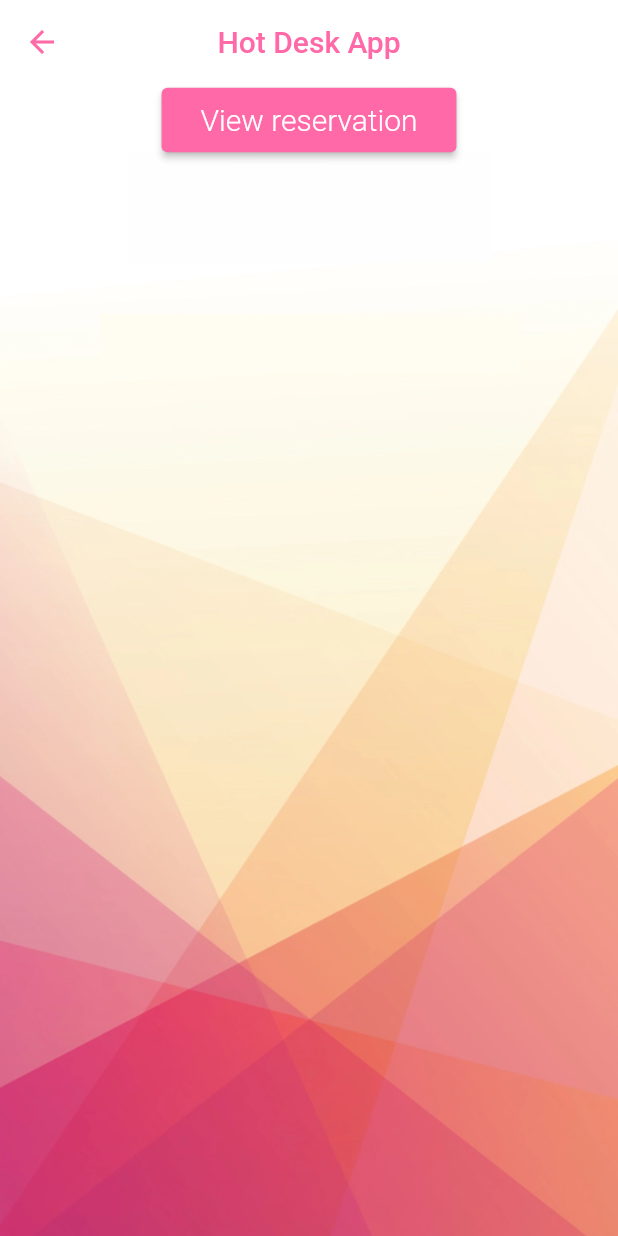
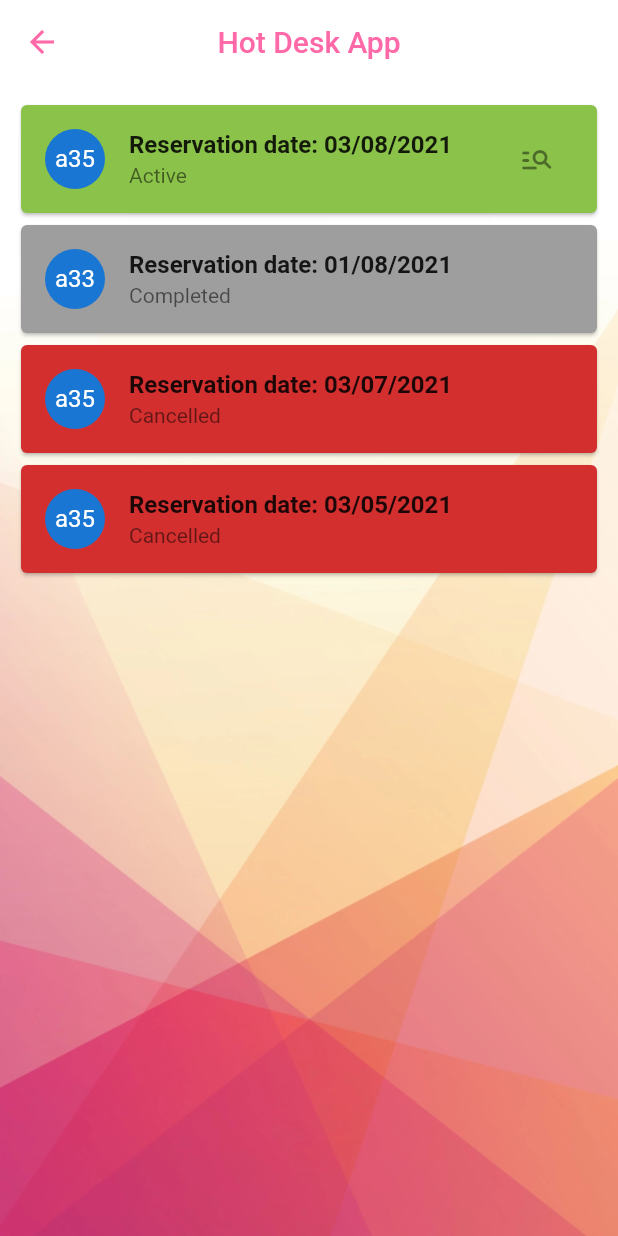
Before and after one commit to HomerMadriz/HotDeskApp, a Flutter app: the ReservationsPage screen opened directly, on a phone screen of 412 x 824 dp. Run offline on Flutter 3.47's test engine with Material 2 defaults, Android fonts, the light colour scheme and no system bars; our stand-ins replace equatable, table_calendar; network calls fail; Roboto replaces fonts that are missing (Barlow-Regular).

Commit message:
New feature: Reservations page

```diff
--- a/lib/booking_page.dart
+++ b/lib/booking_page.dart
@@ -1,5 +1,6 @@
 import 'package:flutter/material.dart';
 import 'package:hot_desk_app/reservation_page.dart';
+import 'package:intl/intl.dart';
 
 class BookingPage extends StatefulWidget {
   BookingPage({Key? key}) : super(key: key);
@@ -58,7 +59,7 @@ class _BookingPageState extends State<BookingPage> {
                     mainAxisAlignment: MainAxisAlignment.spaceBetween,
                     mainAxisSize: MainAxisSize.max,
                     children: [
-                      Text('${selectedDate.toLocal()}'),
+                      Text(DateFormat('dd/MM/yyyy').format(selectedDate)),
                       const Icon(Icons.calendar_today_sharp)
                     ],
                   ),
@@ -96,7 +97,7 @@ class _BookingPageState extends State<BookingPage> {
                   ElevatedButton(
                     style: ButtonStyle(
                       backgroundColor: MaterialStateProperty.all(
-                        Color.fromARGB(255, 255, 105, 167),
+                        const Color.fromARGB(255, 255, 105, 167),
                       ),
                     ),
                     onPressed: () {
--- /dev/null
+++ b/lib/models/reservation.dart
@@ -0,0 +1,34 @@
+import 'package:equatable/equatable.dart';
+
+class Reservation extends Equatable {
+  final String? status;
+  final String? desk;
+  final DateTime? reservationDate;
+
+  const Reservation({
+    this.desk,
+    this.reservationDate,
+    this.status,
+  });
+
+  factory Reservation.fromJson(Map<String, dynamic> json) => Reservation(
+        status: json['status'] as String?,
+        desk: json['desk'] as String?,
+        reservationDate: json['reservationDate'] as DateTime?,
+      );
+
+  Map<String, dynamic> toJson() => {
+        'status': status,
+        'desk': desk,
+        'reservationDate': reservationDate,
+      };
+
+  @override
+  List<Object?> get props {
+    return [
+      status,
+      desk,
+      reservationDate,
+    ];
+  }
+}
--- a/lib/reservations_page.dart
+++ b/lib/reservations_page.dart
@@ -1,10 +1,45 @@
 // ignore_for_file: prefer_const_constructors
 
 import 'package:flutter/material.dart';
+import 'package:hot_desk_app/models/reservation.dart';
 import 'package:hot_desk_app/reservation_page.dart';
+import 'package:intl/intl.dart';
 
-class ReservationsPage extends StatelessWidget {
+class ReservationsPage extends StatefulWidget {
   const ReservationsPage({Key? key}) : super(key: key);
+
+  @override
+  State<ReservationsPage> createState() => _ReservationsPageState();
+}
+
+class _ReservationsPageState extends State<ReservationsPage> {
+  final List<Reservation> _reservations = [
+    Reservation(
+      desk: 'a35',
+      reservationDate: DateTime(2021, 8, 3),
+      status: 'Active',
+    ),
+    Reservation(
+      desk: 'a33',
+      reservationDate: DateTime(2021, 8, 1),
+      status: 'Completed',
+    ),
+    Reservation(
+      desk: 'a35',
+      reservationDate: DateTime(2021, 7, 3),
+      status: 'Cancelled',
+    ),
+    Reservation(
+      desk: 'a35',
+      reservationDate: DateTime(2021, 5, 3),
+      status: 'Cancelled',
+    ),
+  ];
+  final Map<String, Color> _statusColors = {
+    'Active': Colors.lightGreen,
+    'Completed': Colors.grey,
+    'Cancelled': Colors.red.shade700
+  };
 
   @override
   Widget build(BuildContext context) {
@@ -27,15 +62,29 @@ class ReservationsPage extends StatelessWidget {
         ),
       ),
       body: Container(
+        padding: EdgeInsets.all(10),
         child: Column(
           mainAxisSize: MainAxisSize.min,
           children: [
-            ElevatedButton(
-              style: ButtonStyle(
-                backgroundColor: MaterialStateProperty.all(
-                  Color.fromARGB(255, 255, 105, 167),
+            Expanded(
+              child: ListView.builder(
+                itemCount: _reservations.length,
+                itemBuilder: (BuildContext context, int index) {
+                  return Card(
+                    color: _statusColors[_reservations[index].status],
+                    child: ListTile(
+                      leading: CircleAvatar(
+                        child: Text(_reservations[index].desk!),
+                      ),
+                      title: Text(
+                        'Reservation date: ${DateFormat('dd/MM/yyyy').format(_reservations[index].reservationDate!)}',
+                        style: TextStyle(
+                          fontWeight: FontWeight.bold,
                         ),
                       ),
+                      subtitle: Text(_reservations[index].status!),
+                      trailing: _reservations[index].status! == 'Active'
+                          ? IconButton(
                               onPressed: () {
                                 Navigator.of(context).push(
                                   MaterialPageRoute(
@@ -43,17 +92,12 @@ class ReservationsPage extends StatelessWidget {
                                   ),
                                 );
                               },
-              child: Padding(
-                padding: EdgeInsets.all(10.0),
-                child: Text(
-                  'View reservation',
-                  style: TextStyle(
-                    color: Colors.white,
-                    fontFamily: 'Barlow-Regular',
-                    fontSize: 20.0,
-                    fontWeight: FontWeight.w300,
+                              icon: Icon(Icons.manage_search_rounded),
+                            )
+                          : null,
                     ),
-                ),
+                  );
+                },
               ),
             ),
           ],
--- a/pubspec.yaml
+++ b/pubspec.yaml
@@ -32,7 +32,7 @@ dependencies:
   table_calendar: ^3.0.2
   provider: ^6.0.1
   intl: ^0.17.0
-
+  equatable: ^2.0.3
 
   # The following adds the Cupertino Icons font to your application.
   # Use with the CupertinoIcons class for iOS style icons.
```
Also changed, not shown: pubspec.lock. Lines whose indentation alone changed are shown as unchanged.
